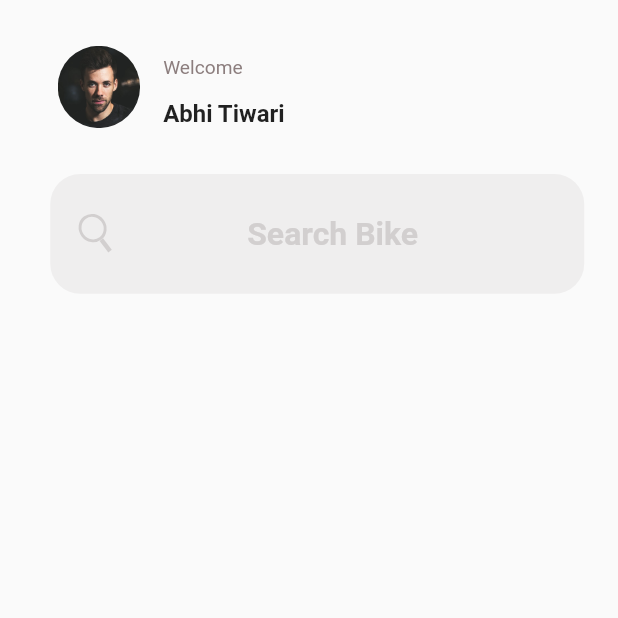
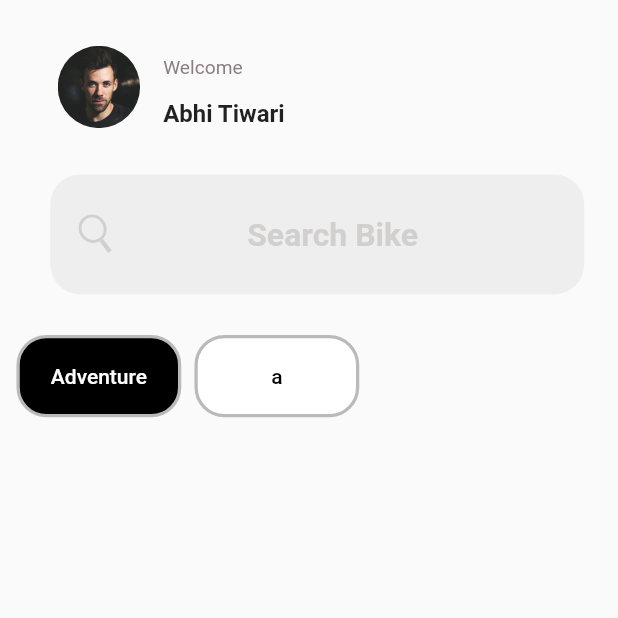
Before and after one commit to animeshxd/srchout_software_private_limited_assignment, a Flutter app: the screen it shows after launch, on a phone screen of 412 x 824 dp, the top half of it. Run offline on Flutter 3.47's test engine with Material 2 defaults, Android fonts, the phone set to English and light mode, and no system bars; our stand-ins replace flutter_svg, google_fonts.

Commit message:
Added tabs button widget

```diff
--- a/lib/constrains.dart
+++ b/lib/constrains.dart
@@ -5,6 +5,7 @@ import 'package:google_fonts/google_fonts.dart';
 class AppTheme {
   static const mainColor = Colors.white;
   static const secondaryCOlor = Colors.black;
+  static const borderColor =  Color(0xFFBABABA);
   static final labelTextStyle = textStyle.copyWith(
     color: const Color(0xFF8C7E7E),
     fontWeight: FontWeight.w400,
--- a/lib/main.dart
+++ b/lib/main.dart
@@ -2,6 +2,7 @@ import 'package:flutter/material.dart';
 
 import 'constrains.dart';
 import 'widgets/search_field_bar.dart';
+import 'widgets/tab_button.dart';
 import 'widgets/welcome.dart';
 
 void main() {
@@ -40,12 +41,16 @@ class HomeView extends StatelessWidget {
             child: Column(
               children: [
                 const Welcome(),
-                SizedBox(
+                Container(
                   width: 324.pw,
-                  child: Padding(
-                    padding: EdgeInsets.only(top: 25.p),
-                    child: const SearchFieldBar(),
-                  ),
+                  margin: EdgeInsets.only(top: 33.ph, bottom: 32.ph),
+                  child: const SearchFieldBar(),
+                ),
+                const Row(
+                  children: [
+                    TabButton(isActive: true, labelText: 'Adventure',),
+                    TabButton(isActive: false, labelText: 'a', ),
+                  ],
                 )
               ],
             ),
--- /dev/null
+++ b/lib/widgets/tab_button.dart
@@ -0,0 +1,35 @@
+import 'package:flutter/material.dart';
+
+import '../constrains.dart';
+
+class TabButton extends StatelessWidget {
+  const TabButton({super.key, this.isActive = false, required this.labelText});
+
+  final bool isActive;
+  final String labelText;
+
+  @override
+  Widget build(BuildContext context) {
+    LayoutSize.init(context);
+
+    return Container(
+      width: 100.p,
+      height: 50.p,
+      margin: EdgeInsets.only(right: 8.p),
+      decoration: BoxDecoration(
+        color: isActive ? AppTheme.secondaryCOlor : AppTheme.mainColor,
+        borderRadius: BorderRadius.circular(20),
+        border: Border.all(color: AppTheme.borderColor, width: 2.p),
+      ),
+      child: Center(
+        child: Text(
+          labelText,
+          style: AppTheme.textStyle.copyWith(
+            color: isActive ? AppTheme.mainColor : AppTheme.secondaryCOlor,
+            fontWeight: FontWeight.w500,
+          ),
+        ),
+      ),
+    );
+  }
+}
```
